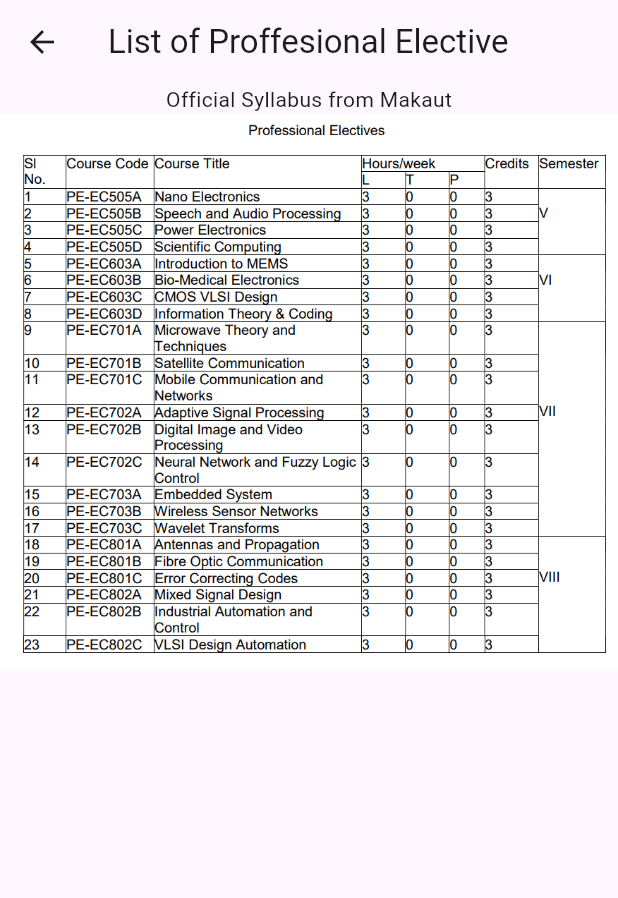
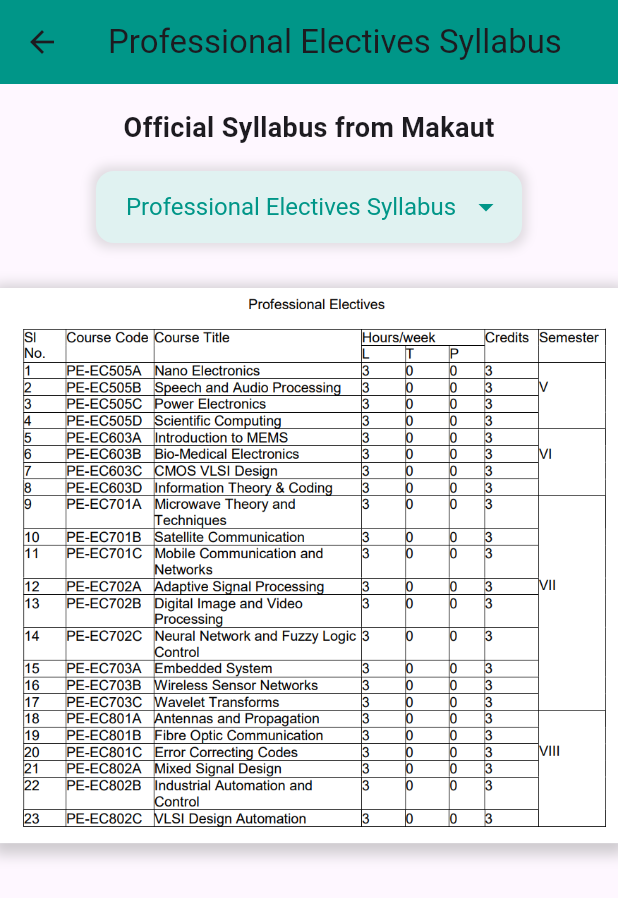
Before and after one commit to Shinjan-saha/ECE-Dept-App, a Flutter app: the ProfElectivePage screen opened directly, on a phone screen of 412 x 824 dp. Shown: the top 898 px of the screen. Run offline on Flutter 3.47's test engine with Material 3 defaults, Android fonts, the phone set to English and light mode, and no system bars; our stand-ins replace curved_navigation_bar.

Commit message:
Full App Done

```diff
--- a/ece/lib/main_electives_page.dart
+++ b/ece/lib/main_electives_page.dart
@@ -23,7 +23,7 @@
   Widget build(BuildContext context) {
     return Scaffold(
       appBar: AppBar(
-        title: Text('Main Electives Syllabus'),
+        title: Text('Open Electives Syllabus'),
         backgroundColor: Colors.teal,
       ),
       body: SingleChildScrollView(
--- a/ece/lib/prof_electives_page.dart
+++ b/ece/lib/prof_electives_page.dart
@@ -1,32 +1,118 @@
 import 'package:flutter/material.dart';
 
-class ProfElectivePage extends StatelessWidget {
+class ProfElectivePage extends StatefulWidget {
+  @override
+  _ProfElectivePageState createState() => _ProfElectivePageState();
+}
+
+class _ProfElectivePageState extends State<ProfElectivePage> {
+  String _selectedOption = 'Professional Electives Syllabus';
+
+  final Map<String, List<String>> _imageGroups = {
+    'Professional Electives Syllabus': ['pe.png'],
+    'PE-EC505A': ['5thsem14.png'],
+    'PE-EC505B': ['5thsem15.png'],
+    'PE-EC505C': ['5thsem16.png','5thsem17.png'],
+    'PE-EC505D': ['5thsem18.png','5thsem19.png'],
+    'PE-EC603A': ['6thsem12.png'],
+    'PE-EC603B': ['6thsem13.png'],
+    'PE-EC603C': ['6thsem14.png'],
+    'PE-EC603D': ['6thsem15.png'],
+
+
+
+  };
+
   @override
   Widget build(BuildContext context) {
     return Scaffold(
       appBar: AppBar(
-        title: Text('List of Proffesional Elective'),
+        title: Text('Professional Electives Syllabus'),
+        backgroundColor: Colors.teal,
       ),
       body: SingleChildScrollView(
         child: Column(
           children: <Widget>[
-            Text('Official Syllabus from Makaut'),
-            ListView.builder(
-              shrinkWrap: true,
-              physics: NeverScrollableScrollPhysics(),
-              itemCount: 1, // Display 12 images
-              itemBuilder: (BuildContext context, int index) {
-                if (index == 0) {
-                  return Image.asset(
-                    'asset/pe.png',
-                    // height: 200,
-                    width: double.infinity,
-                    fit: BoxFit.cover,
-                  );
-                }
-
-                return Container(); // Placeholder for other indices
-              },
+            Padding(
+              padding: const EdgeInsets.all(16.0),
+              child: Text(
+                'Official Syllabus from Makaut',
+                style: TextStyle(fontSize: 18, fontWeight: FontWeight.bold),
+              ),
+            ),
+            Padding(
+              padding: const EdgeInsets.symmetric(horizontal: 16.0),
+              child: DecoratedBox(
+                decoration: BoxDecoration(
+                  color: Colors.teal[50],
+                  borderRadius: BorderRadius.circular(12),
+                  boxShadow: [
+                    BoxShadow(
+                      color: Colors.grey.withOpacity(0.3),
+                      spreadRadius: 3,
+                      blurRadius: 5,
+                    ),
+                  ],
+                ),
+                child: Padding(
+                  padding: const EdgeInsets.symmetric(horizontal: 12.0),
+                  child: DropdownButtonHideUnderline(
+                    child: DropdownButton<String>(
+                      value: _selectedOption,
+                      onChanged: (String? newValue) {
+                        setState(() {
+                          _selectedOption = newValue!;
+                        });
+                      },
+                      dropdownColor: Colors.teal[50],
+                      items: _imageGroups.keys
+                          .map<DropdownMenuItem<String>>((String key) {
+                        return DropdownMenuItem<String>(
+                          value: key,
+                          child: Padding(
+                            padding: const EdgeInsets.all(8.0),
+                            child: Text(
+                              key,
+                              style: TextStyle(fontSize: 16),
+                            ),
+                          ),
+                        );
+                      }).toList(),
+                      icon: Icon(Icons.arrow_drop_down, color: Colors.teal),
+                      style: TextStyle(color: Colors.teal, fontSize: 16),
+                    ),
+                  ),
+                ),
+              ),
+            ),
+            SizedBox(height: 20),
+            Column(
+              children: _imageGroups[_selectedOption]!
+                  .map((imageName) => Container(
+                        margin: EdgeInsets.symmetric(vertical: 10.0),
+                        decoration: BoxDecoration(
+                          color: Colors.blueGrey[50],
+                          boxShadow: [
+                            BoxShadow(
+                              color: Colors.grey.withOpacity(0.5),
+                              spreadRadius: 5,
+                              blurRadius: 7,
+                              offset: Offset(0, 3),
+                            ),
+                          ],
+                        ),
+                        child: InteractiveViewer(
+                          panEnabled: true,
+                          minScale: 0.5,
+                          maxScale: 4.0,
+                          child: Image.asset(
+                            'asset/$imageName',
+                            width: double.infinity,
+                            fit: BoxFit.cover,
+                          ),
+                        ),
+                      ))
+                  .toList(),
             ),
           ],
         ),
```
